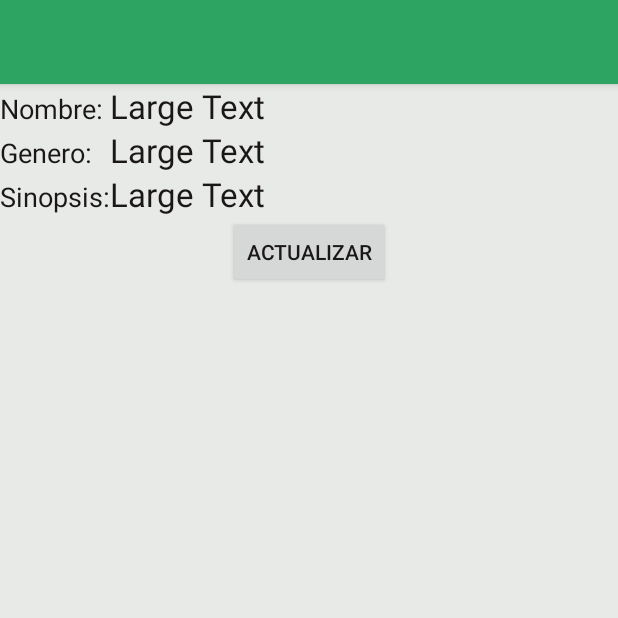
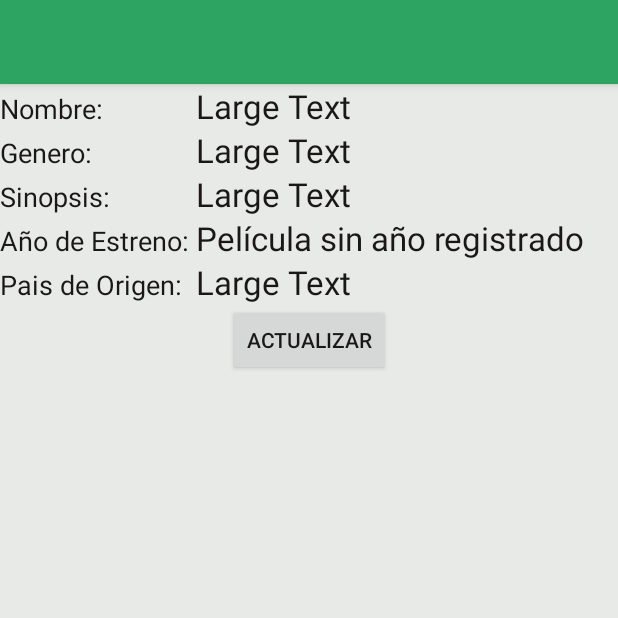
Before and after one commit to camilonar/WTW, an Android app: the ActivityDetallePelicula screen opened directly, with no data from a screen before it, on a phone screen of 412 x 824 dp, the top half of it. Run offline under Robolectric (Android 15) with nearby library versions, the phone set to English and light mode, and no system bars; Roboto replaces fonts that are not available here; 10 statements that could not run were skipped.

Commit message:
Se agregó la información extra a DetallePelícula

```diff
--- a/app/src/main/java/epiphany_soft/wtw/Activities/ActivityDetallePelicula.java
+++ b/app/src/main/java/epiphany_soft/wtw/Activities/ActivityDetallePelicula.java
@@ -56,6 +56,10 @@ public class ActivityDetallePelicula extends AppCompatActivity {
         else ((TextView) findViewById(R.id.txtSinopsisPel)).setText("Película sin sinopsis");
         if (!genero.equals("")) ((TextView) findViewById(R.id.txtGeneroPel)).setText(genero);
         else ((TextView) findViewById(R.id.txtGeneroPel)).setText("Película sin genero");
+        if (anio!=0) ((TextView) findViewById(R.id.txtAnioEstreno)).setText(Integer.toString(anio));
+        else ((TextView) findViewById(R.id.txtAnioEstreno)).setText("Película sin año registrado");
+        if (!pais.equals("")) ((TextView) findViewById(R.id.txtPaisOrigen)).setText(pais);
+        else ((TextView) findViewById(R.id.txtPaisOrigen)).setText("Película sin país registrado");
     }
 
     public void onClickActualizarPelicula(View v){
--- a/app/src/main/res/layout/activity_detalle_pelicula.xml
+++ b/app/src/main/res/layout/activity_detalle_pelicula.xml
@@ -23,7 +23,7 @@
                     android:textAppearance="?android:attr/textAppearanceMedium"
                     android:text="Nombre:"
                     android:textColor="@color/colorLabelText"
-                    android:id="@+id/textView3" />
+                    android:id="@+id/lblNombrePelicula" />
 
                 <TextView
                     android:layout_width="wrap_content"
@@ -44,7 +44,7 @@
                     android:textAppearance="?android:attr/textAppearanceMedium"
                     android:text="Genero:"
                     android:textColor="@color/colorLabelText"
-                    android:id="@+id/textView4" />
+                    android:id="@+id/lblGenero" />
 
                 <TextView
                     android:layout_width="wrap_content"
@@ -65,7 +65,7 @@
                     android:textAppearance="?android:attr/textAppearanceMedium"
                     android:text="Sinopsis:"
                     android:textColor="@color/colorLabelText"
-                    android:id="@+id/textView5" />
+                    android:id="@+id/lblSinopsis" />
 
                 <TextView
                     android:layout_width="wrap_content"
@@ -74,6 +74,53 @@
                     android:text="Large Text"
                     android:textColor="@color/colorNormalText"
                     android:id="@+id/txtSinopsisPel" />
+
+            </TableRow>
+
+            <TableRow
+                android:layout_width="match_parent"
+                android:layout_height="wrap_content">
+
+                <TextView
+                    android:layout_width="wrap_content"
+                    android:layout_height="wrap_content"
+                    android:textAppearance="?android:attr/textAppearanceMedium"
+                    android:text="Año de Estreno: "
+                    android:textColor="@color/colorLabelText"
+                    android:id="@+id/lblAnioEstreno" />
+
+                <TextView
+                    android:layout_width="wrap_content"
+                    android:layout_height="wrap_content"
+                    android:textAppearance="?android:attr/textAppearanceLarge"
+                    android:text="Large Text"
+                    android:textColor="@color/colorNormalText"
+                    android:id="@+id/txtAnioEstreno" />
+
+            </TableRow>
+
+
+            <TableRow
+                android:layout_width="match_parent"
+                android:layout_height="57dp"
+                android:weightSum="1">
+
+                <TextView
+                    android:layout_width="wrap_content"
+                    android:layout_height="wrap_content"
+                    android:textAppearance="?android:attr/textAppearanceMedium"
+                    android:text="Pais de Origen: "
+                    android:textColor="@color/colorLabelText"
+                    android:id="@+id/lblPaisOrigen" />
+
+                <TextView
+                    android:layout_width="wrap_content"
+                    android:layout_height="wrap_content"
+                    android:textAppearance="?android:attr/textAppearanceLarge"
+                    android:text="Large Text"
+                    android:textColor="@color/colorNormalText"
+                    android:id="@+id/txtPaisOrigen"
+                    android:layout_weight="0.19" />
 
             </TableRow>
 
--- a/app/src/main/res/layout/simple_spinner_item.xml
+++ b/app/src/main/res/layout/simple_spinner_item.xml
@@ -7,5 +7,5 @@
     android:layout_height="wrap_content"
     android:padding="10dp"
     android:textColor="@color/colorNormalText"
-    android:typeface="monospace"
+    android:textAppearance="?android:attr/textAppearanceMedium"
     android:gravity="left" />
```
Also changed, not shown: app/src/main/res/layout/activity_actualizar_pelicula.xml (+6 -2 lines), app/src/main/res/layout/activity_reg_pel_ser.xml (+6 -2 lines), app/src/main/java/epiphany_soft/wtw/Activities/ActivityActualizarPelicula.java (line endings or trailing spaces).
